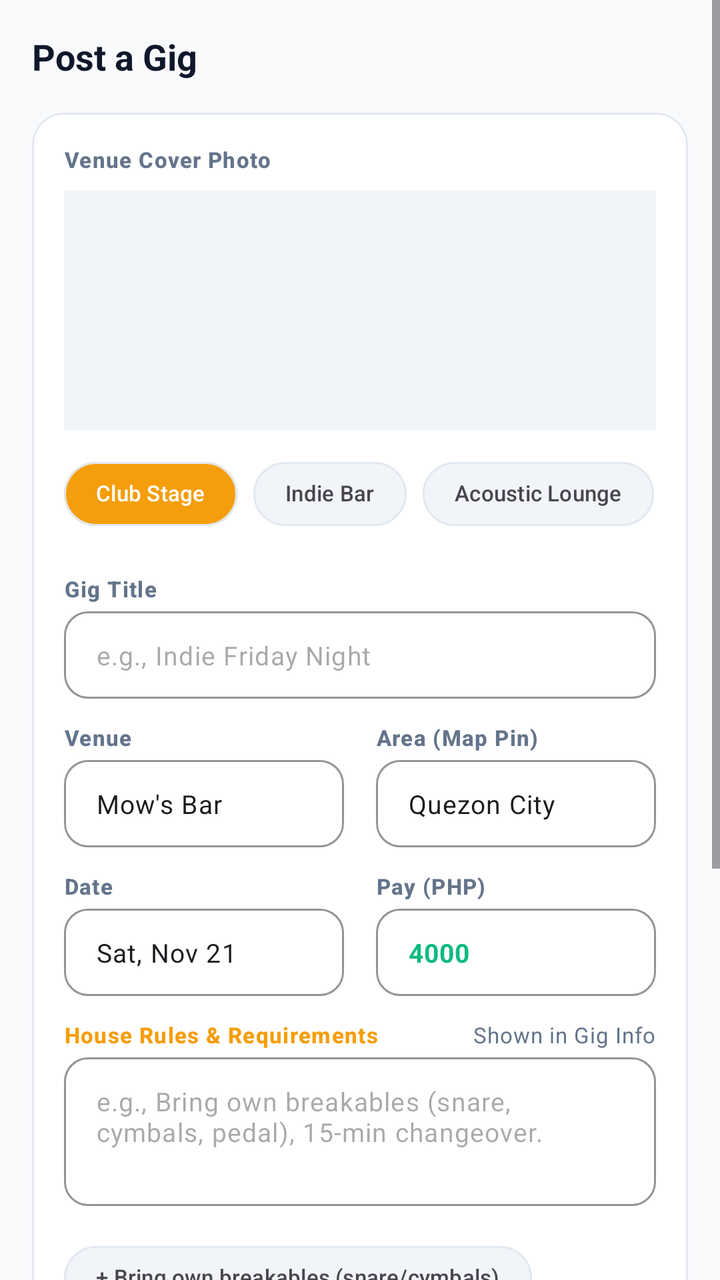
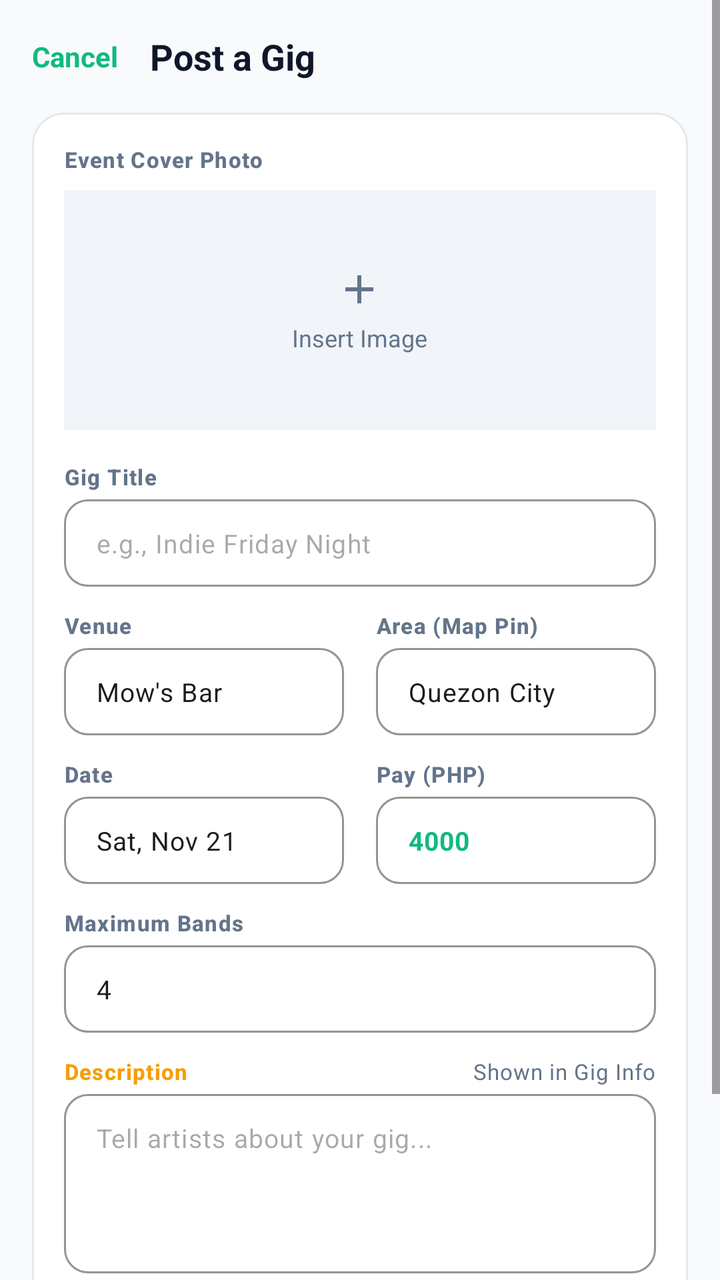

Compare the two renders of this Android layout. The source of the first and the diff that turns it into the second are given below.
<!-- AndroidManifest.xml: application theme Theme.TugtogPH -->
<!-- res/layout/fragment_post_gig.xml -->
<?xml version="1.0" encoding="utf-8"?>
<ScrollView xmlns:android="http://schemas.android.com/apk/res/android"
    xmlns:app="http://schemas.android.com/apk/res-auto"
    android:layout_width="match_parent"
    android:layout_height="match_parent"
    android:background="@color/bg_screen_light"
    android:fillViewport="true">

    <LinearLayout
        android:layout_width="match_parent"
        android:layout_height="wrap_content"
        android:orientation="vertical"
        android:padding="16dp">

        
        <LinearLayout
            android:layout_width="match_parent"
            android:layout_height="wrap_content"
            android:orientation="horizontal"
            android:gravity="center_vertical"
            android:layout_marginBottom="16dp">
            
            <TextView
                style="@style/TextAppearance.TugtogPH.Heading"
                android:layout_width="0dp"
                android:layout_height="wrap_content"
                android:layout_weight="1"
                android:text="Post a Gig" />
        </LinearLayout>

        
        <com.google.android.material.card.MaterialCardView
            style="@style/Widget.TugtogPH.Card"
            android:layout_width="match_parent"
            android:layout_height="wrap_content"
            android:layout_marginBottom="16dp">

            <LinearLayout
                android:layout_width="match_parent"
                android:layout_height="wrap_content"
                android:orientation="vertical"
                android:padding="16dp">

                
                <TextView
                    style="@style/TextAppearance.TugtogPH.FieldLabel"
                    android:layout_width="wrap_content"
                    android:layout_height="wrap_content"
                    android:layout_marginBottom="8dp"
                    android:text="Venue Cover Photo" />

                <ImageView
                    android:id="@+id/ivVenueCover"
                    android:layout_width="match_parent"
                    android:layout_height="120dp"
                    android:scaleType="centerCrop"
                    android:background="@color/bg_subtle_light"
                    android:layout_marginBottom="8dp" />

                
                <LinearLayout
                    android:layout_width="match_parent"
                    android:layout_height="wrap_content"
                    android:orientation="horizontal"
                    android:layout_marginBottom="16dp">

                    <com.google.android.material.chip.Chip
                        style="@style/Widget.TugtogPH.Chip"
                        android:layout_width="wrap_content"
                        android:layout_height="wrap_content"
                        android:text="Club Stage"
                        app:chipBackgroundColor="@color/tugtog_amber"
                        android:textColor="@color/white"/>

                    <com.google.android.material.chip.Chip
                        style="@style/Widget.TugtogPH.Chip"
                        android:layout_width="wrap_content"
                        android:layout_height="wrap_content"
                        android:layout_marginStart="8dp"
                        android:text="Indie Bar" />

                    <com.google.android.material.chip.Chip
                        style="@style/Widget.TugtogPH.Chip"
                        android:layout_width="wrap_content"
                        android:layout_height="wrap_content"
                        android:layout_marginStart="8dp"
                        android:text="Acoustic Lounge" />
                </LinearLayout>

                
                <TextView
                    style="@style/TextAppearance.TugtogPH.FieldLabel"
                    android:layout_width="wrap_content"
                    android:layout_height="wrap_content"
                    android:layout_marginBottom="4dp"
                    android:text="Gig Title" />

                <com.google.android.material.textfield.TextInputLayout
                    style="@style/Widget.TugtogPH.TextInputLayout"
                    android:layout_width="match_parent"
                    android:layout_height="wrap_content"
                    android:layout_marginBottom="12dp"
                    app:hintEnabled="false">

                    <com.google.android.material.textfield.TextInputEditText
                        android:layout_width="match_parent"
                        android:layout_height="wrap_content"
                        android:hint="e.g., Indie Friday Night"
                        android:textSize="13sp" />
                </com.google.android.material.textfield.TextInputLayout>

                
                <LinearLayout
                    android:layout_width="match_parent"
                    android:layout_height="wrap_content"
                    android:orientation="horizontal"
                    android:baselineAligned="false"
                    android:layout_marginBottom="12dp">

                    <LinearLayout
                        android:layout_width="0dp"
                        android:layout_height="wrap_content"
                        android:layout_weight="1"
                        android:orientation="vertical"
                        android:layout_marginEnd="8dp">

                        <TextView
                            style="@style/TextAppearance.TugtogPH.FieldLabel"
                            android:layout_width="wrap_content"
                            android:layout_height="wrap_content"
                            android:layout_marginBottom="4dp"
                            android:text="Venue" />

                        <com.google.android.material.textfield.TextInputLayout
                            style="@style/Widget.TugtogPH.TextInputLayout"
                            android:layout_width="match_parent"
                            android:layout_height="wrap_content"
                            app:hintEnabled="false">

                            <com.google.android.material.textfield.TextInputEditText
                                android:layout_width="match_parent"
                                android:layout_height="wrap_content"
                                android:text="Mow's Bar"
                                android:textSize="13sp" />
                        </com.google.android.material.textfield.TextInputLayout>
                    </LinearLayout>

                    <LinearLayout
                        android:layout_width="0dp"
                        android:layout_height="wrap_content"
                        android:layout_weight="1"
                        android:orientation="vertical"
                        android:layout_marginStart="8dp">

                        <TextView
                            style="@style/TextAppearance.TugtogPH.FieldLabel"
                            android:layout_width="wrap_content"
                            android:layout_height="wrap_content"
                            android:layout_marginBottom="4dp"
                            android:text="Area (Map Pin)" />

                        <com.google.android.material.textfield.TextInputLayout
                            style="@style/Widget.TugtogPH.TextInputLayout"
                            android:layout_width="match_parent"
                            android:layout_height="wrap_content"
                            app:hintEnabled="false">

                            <com.google.android.material.textfield.TextInputEditText
                                android:layout_width="match_parent"
                                android:layout_height="wrap_content"
                                android:text="Quezon City"
                                android:textSize="13sp" />
                        </com.google.android.material.textfield.TextInputLayout>
                    </LinearLayout>
                </LinearLayout>

                
                <LinearLayout
                    android:layout_width="match_parent"
                    android:layout_height="wrap_content"
                    android:orientation="horizontal"
                    android:baselineAligned="false"
                    android:layout_marginBottom="12dp">

                    <LinearLayout
                        android:layout_width="0dp"
                        android:layout_height="wrap_content"
                        android:layout_weight="1"
                        android:orientation="vertical"
                        android:layout_marginEnd="8dp">

                        <TextView
                            style="@style/TextAppearance.TugtogPH.FieldLabel"
                            android:layout_width="wrap_content"
                            android:layout_height="wrap_content"
                            android:layout_marginBottom="4dp"
                            android:text="Date" />

                        <com.google.android.material.textfield.TextInputLayout
                            style="@style/Widget.TugtogPH.TextInputLayout"
                            android:layout_width="match_parent"
                            android:layout_height="wrap_content"
                            app:hintEnabled="false">

                            <com.google.android.material.textfield.TextInputEditText
                                android:layout_width="match_parent"
                                android:layout_height="wrap_content"
                                android:text="Sat, Nov 21"
                                android:textSize="13sp" />
                        </com.google.android.material.textfield.TextInputLayout>
                    </LinearLayout>

                    <LinearLayout
                        android:layout_width="0dp"
                        android:layout_height="wrap_content"
                        android:layout_weight="1"
                        android:orientation="vertical"
                        android:layout_marginStart="8dp">

                        <TextView
                            style="@style/TextAppearance.TugtogPH.FieldLabel"
                            android:layout_width="wrap_content"
                            android:layout_height="wrap_content"
                            android:layout_marginBottom="4dp"
                            android:text="Pay (PHP)" />

                        <com.google.android.material.textfield.TextInputLayout
                            style="@style/Widget.TugtogPH.TextInputLayout"
                            android:layout_width="match_parent"
                            android:layout_height="wrap_content"
                            app:hintEnabled="false">

                            <com.google.android.material.textfield.TextInputEditText
                                android:layout_width="match_parent"
                                android:layout_height="wrap_content"
                                android:text="4000"
                                android:textColor="@color/tugtog_emerald"
                                android:textStyle="bold"
                                android:textSize="13sp" />
                        </com.google.android.material.textfield.TextInputLayout>
                    </LinearLayout>
                </LinearLayout>

                
                <LinearLayout
                    android:layout_width="match_parent"
                    android:layout_height="wrap_content"
                    android:orientation="horizontal"
                    android:layout_marginBottom="4dp">
                    
                    <TextView
                        style="@style/TextAppearance.TugtogPH.FieldLabel"
                        android:layout_width="0dp"
                        android:layout_height="wrap_content"
                        android:layout_weight="1"
                        android:textColor="@color/tugtog_amber"
                        android:text="House Rules &amp; Requirements" />
                        
                    <TextView
                        style="@style/TextAppearance.TugtogPH.MutedCaption"
                        android:layout_width="wrap_content"
                        android:layout_height="wrap_content"
                        android:text="Shown in Gig Info" />
                </LinearLayout>

                <com.google.android.material.textfield.TextInputLayout
                    style="@style/Widget.TugtogPH.TextInputLayout"
                    android:layout_width="match_parent"
                    android:layout_height="wrap_content"
                    android:layout_marginBottom="12dp"
                    app:hintEnabled="false">

                    <com.google.android.material.textfield.TextInputEditText
                        android:layout_width="match_parent"
                        android:layout_height="wrap_content"
                        android:lines="3"
                        android:gravity="top|start"
                        android:hint="e.g., Bring own breakables (snare, cymbals, pedal), 15-min changeover."
                        android:textSize="13sp" />
                </com.google.android.material.textfield.TextInputLayout>

                
                <com.google.android.material.chip.ChipGroup
                    android:layout_width="match_parent"
                    android:layout_height="wrap_content"
                    android:layout_marginBottom="16dp">

                    <com.google.android.material.chip.Chip
                        style="@style/Widget.TugtogPH.Chip"
                        android:layout_width="wrap_content"
                        android:layout_height="wrap_content"
                        android:text="+ Bring own breakables (snare/cymbals)" />

                    <com.google.android.material.chip.Chip
                        style="@style/Widget.TugtogPH.Chip"
                        android:layout_width="wrap_content"
                        android:layout_height="wrap_content"
                        android:text="+ 15-min changeover" />

                    <com.google.android.material.chip.Chip
                        style="@style/Widget.TugtogPH.Chip"
                        android:layout_width="wrap_content"
                        android:layout_height="wrap_content"
                        android:text="+ Original OPM prioritized" />

                    <com.google.android.material.chip.Chip
                        style="@style/Widget.TugtogPH.Chip"
                        android:layout_width="wrap_content"
                        android:layout_height="wrap_content"
                        android:text="+ +2 Guestlist per member" />
                </com.google.android.material.chip.ChipGroup>

                <com.google.android.material.button.MaterialButton
                    android:id="@+id/btnSubmitPost"
                    style="@style/Widget.TugtogPH.Button.Organizer"
                    android:layout_width="match_parent"
                    android:layout_height="48dp"
                    android:text="Post" />

            </LinearLayout>
        </com.google.android.material.card.MaterialCardView>

    </LinearLayout>
</ScrollView>
<!-- resources referenced by this layout -->
<resources>
  <color name="bg_screen_light">#F8FAFC</color>
  <color name="bg_subtle_light">#F1F5F9</color>
  <color name="tugtog_amber">#F59E0B</color>
  <color name="tugtog_emerald">#10B981</color>
  <color name="white">#FFFFFF</color>
  <style name="TextAppearance.TugtogPH.FieldLabel" parent="TextAppearance.Material3.LabelMedium">
          <item name="android:textSize">11sp</item>
          <item name="android:textStyle">bold</item>
          <item name="android:textColor">@color/text_muted_light</item>
      </style>
  <style name="TextAppearance.TugtogPH.Heading" parent="TextAppearance.Material3.TitleLarge">
          <item name="android:textSize">18sp</item>
          <item name="android:textStyle">bold</item>
          <item name="android:textColor">@color/text_primary_light</item>
      </style>
  <style name="TextAppearance.TugtogPH.MutedCaption" parent="TextAppearance.Material3.BodySmall">
          <item name="android:textSize">11sp</item>
          <item name="android:textColor">@color/text_muted_light</item>
      </style>
  <style name="Widget.TugtogPH.Button.Organizer" parent="Widget.Material3.Button">
          <item name="backgroundTint">@color/tugtog_amber</item>
          <item name="android:textColor">@color/white</item>
          <item name="android:textStyle">bold</item>
          <item name="android:textSize">13sp</item>
          <item name="cornerRadius">12dp</item>
          <item name="android:insetTop">0dp</item>
          <item name="android:insetBottom">0dp</item>
      </style>
  <style name="Widget.TugtogPH.Card" parent="Widget.Material3.CardView.Outlined">
          <item name="cardCornerRadius">16dp</item>
          <item name="cardElevation">0dp</item>
          <item name="strokeWidth">1dp</item>
          <item name="strokeColor">@color/border_light</item>
          <item name="cardBackgroundColor">@color/bg_card_light</item>
      </style>
  <style name="Widget.TugtogPH.Chip" parent="Widget.Material3.Chip.Filter">
          <item name="chipCornerRadius">16dp</item>
          <item name="chipBackgroundColor">@color/bg_subtle_light</item>
          <item name="chipStrokeColor">@color/border_light</item>
          <item name="chipStrokeWidth">1dp</item>
          <item name="android:textSize">11sp</item>
      </style>
  <style name="Widget.TugtogPH.TextInputLayout" parent="Widget.Material3.TextInputLayout.OutlinedBox.Dense">
          <item name="boxCornerRadiusTopStart">12dp</item>
          <item name="boxCornerRadiusTopEnd">12dp</item>
          <item name="boxCornerRadiusBottomStart">12dp</item>
          <item name="boxCornerRadiusBottomEnd">12dp</item>
          <item name="boxStrokeColor">@color/tugtog_emerald</item>
          <item name="boxBackgroundColor">@color/bg_card_light</item>
          <item name="hintTextColor">@color/tugtog_emerald</item>
      </style>
  <style name="Theme.TugtogPH" parent="Base.Theme.TugtogPH" />
  <color name="text_muted_light">#64748B</color>
  <color name="text_primary_light">#0F172A</color>
  <color name="border_light">#E2E8F0</color>
  <color name="bg_card_light">#FFFFFF</color>
  <style name="Base.Theme.TugtogPH" parent="Theme.Material3.Light.NoActionBar">
          <item name="colorPrimary">@color/tugtog_emerald</item>
          <item name="colorPrimaryVariant">@color/tugtog_emerald_dark</item>
          <item name="colorSecondary">@color/tugtog_amber</item>
          <item name="android:windowBackground">@color/bg_screen_light</item>
          <item name="android:statusBarColor">@color/bg_card_light</item>
          <item name="android:windowLightStatusBar" tools:targetApi="m">true</item>
      </style>
  <color name="tugtog_emerald_dark">#059669</color>
</resources>

<!-- the commit's change to res/layout/fragment_post_gig.xml (unified diff, before → after) -->
@@ -19,8 +19,18 @@
             android:orientation="horizontal"
             android:gravity="center_vertical"
             android:layout_marginBottom="16dp">
-            
+
             <TextView
+                android:id="@+id/tvCancel"
+                android:layout_width="wrap_content"
+                android:layout_height="wrap_content"
+                android:textColor="@color/tugtog_emerald"
+                android:text="Cancel"
+                android:textStyle="bold"
+                android:paddingEnd="16dp"/>
+
+            <TextView
+                android:id="@+id/tvTopHeading"
                 style="@style/TextAppearance.TugtogPH.Heading"
                 android:layout_width="0dp"
                 android:layout_height="wrap_content"
@@ -47,45 +57,40 @@
                     android:layout_width="wrap_content"
                     android:layout_height="wrap_content"
                     android:layout_marginBottom="8dp"
-                    android:text="Venue Cover Photo" />
-
-                <ImageView
-                    android:id="@+id/ivVenueCover"
+                    android:text="Event Cover Photo" />
+
+                <FrameLayout
                     android:layout_width="match_parent"
                     android:layout_height="120dp"
-                    android:scaleType="centerCrop"
-                    android:background="@color/bg_subtle_light"
-                    android:layout_marginBottom="8dp" />
-
-                
-                <LinearLayout
-                    android:layout_width="match_parent"
-                    android:layout_height="wrap_content"
-                    android:orientation="horizontal"
                     android:layout_marginBottom="16dp">
 
-                    <com.google.android.material.chip.Chip
-                        style="@style/Widget.TugtogPH.Chip"
+                    <ImageView
+                        android:id="@+id/ivVenueCover"
+                        android:layout_width="match_parent"
+                        android:layout_height="match_parent"
+                        android:scaleType="centerCrop"
+                        android:background="@color/bg_subtle_light" />
+
+                    <LinearLayout
                         android:layout_width="wrap_content"
                         android:layout_height="wrap_content"
-                        android:text="Club Stage"
-                        app:chipBackgroundColor="@color/tugtog_amber"
-                        android:textColor="@color/white"/>
-
-                    <com.google.android.material.chip.Chip
-                        style="@style/Widget.TugtogPH.Chip"
-                        android:layout_width="wrap_content"
-                        android:layout_height="wrap_content"
-                        android:layout_marginStart="8dp"
-                        android:text="Indie Bar" />
-
-                    <com.google.android.material.chip.Chip
-                        style="@style/Widget.TugtogPH.Chip"
-                        android:layout_width="wrap_content"
-                        android:layout_height="wrap_content"
-                        android:layout_marginStart="8dp"
-                        android:text="Acoustic Lounge" />
-                </LinearLayout>
+                        android:layout_gravity="center"
+                        android:orientation="vertical"
+                        android:gravity="center">
+                        <ImageView
+                            android:layout_width="24dp"
+                            android:layout_height="24dp"
+                            android:src="@drawable/ic_add_circle"
+                            app:tint="@color/text_muted_light" />
+                        <TextView
+                            android:layout_width="wrap_content"
+                            android:layout_height="wrap_content"
+                            android:text="Insert Image"
+                            android:textColor="@color/text_muted_light"
+                            android:textSize="12sp"
+                            android:layout_marginTop="4dp" />
+                    </LinearLayout>
+                </FrameLayout>
 
                 
                 <TextView
@@ -103,6 +108,7 @@
                     app:hintEnabled="false">
 
                     <com.google.android.material.textfield.TextInputEditText
+                        android:id="@+id/etTitle"
                         android:layout_width="match_parent"
                         android:layout_height="wrap_content"
                         android:hint="e.g., Indie Friday Night"
@@ -203,6 +209,7 @@
                             app:hintEnabled="false">
 
                             <com.google.android.material.textfield.TextInputEditText
+                                android:id="@+id/etDate"
                                 android:layout_width="match_parent"
                                 android:layout_height="wrap_content"
                                 android:text="Sat, Nov 21"
@@ -231,8 +238,10 @@
                             app:hintEnabled="false">
 
                             <com.google.android.material.textfield.TextInputEditText
+                                android:id="@+id/etPay"
                                 android:layout_width="match_parent"
                                 android:layout_height="wrap_content"
+                                android:inputType="number"
                                 android:text="4000"
                                 android:textColor="@color/tugtog_emerald"
                                 android:textStyle="bold"
@@ -245,6 +254,36 @@
                 <LinearLayout
                     android:layout_width="match_parent"
                     android:layout_height="wrap_content"
+                    android:orientation="vertical"
+                    android:layout_marginBottom="12dp">
+
+                    <TextView
+                        style="@style/TextAppearance.TugtogPH.FieldLabel"
+                        android:layout_width="wrap_content"
+                        android:layout_height="wrap_content"
+                        android:layout_marginBottom="4dp"
+                        android:text="Maximum Bands" />
+
+                    <com.google.android.material.textfield.TextInputLayout
+                        style="@style/Widget.TugtogPH.TextInputLayout"
+                        android:layout_width="match_parent"
+                        android:layout_height="wrap_content"
+                        app:hintEnabled="false">
+
+                        <com.google.android.material.textfield.TextInputEditText
+                            android:id="@+id/etMaxBands"
+                            android:layout_width="match_parent"
+                            android:layout_height="wrap_content"
+                            android:inputType="number"
+                            android:text="4"
+                            android:textSize="13sp" />
+                    </com.google.android.material.textfield.TextInputLayout>
+                </LinearLayout>
+
+                
+                <LinearLayout
+                    android:layout_width="match_parent"
+                    android:layout_height="wrap_content"
                     android:orientation="horizontal"
                     android:layout_marginBottom="4dp">
                     
@@ -254,7 +293,7 @@
                         android:layout_height="wrap_content"
                         android:layout_weight="1"
                         android:textColor="@color/tugtog_amber"
-                        android:text="House Rules &amp; Requirements" />
+                        android:text="Description" />
                         
                     <TextView
                         style="@style/TextAppearance.TugtogPH.MutedCaption"
@@ -267,48 +306,18 @@
                     style="@style/Widget.TugtogPH.TextInputLayout"
                     android:layout_width="match_parent"
                     android:layout_height="wrap_content"
-                    android:layout_marginBottom="12dp"
+                    android:layout_marginBottom="16dp"
                     app:hintEnabled="false">
 
                     <com.google.android.material.textfield.TextInputEditText
+                        android:id="@+id/etDescription"
                         android:layout_width="match_parent"
                         android:layout_height="wrap_content"
-                        android:lines="3"
+                        android:lines="4"
                         android:gravity="top|start"
-                        android:hint="e.g., Bring own breakables (snare, cymbals, pedal), 15-min changeover."
+                        android:hint="Tell artists about your gig..."
                         android:textSize="13sp" />
                 </com.google.android.material.textfield.TextInputLayout>
-
-                
-                <com.google.android.material.chip.ChipGroup
-                    android:layout_width="match_parent"
-                    android:layout_height="wrap_content"
-                    android:layout_marginBottom="16dp">
-
-                    <com.google.android.material.chip.Chip
-                        style="@style/Widget.TugtogPH.Chip"
-                        android:layout_width="wrap_content"
-                        android:layout_height="wrap_content"
-                        android:text="+ Bring own breakables (snare/cymbals)" />
-
-                    <com.google.android.material.chip.Chip
-                        style="@style/Widget.TugtogPH.Chip"
-                        android:layout_width="wrap_content"
-                        android:layout_height="wrap_content"
-                        android:text="+ 15-min changeover" />
-
-                    <com.google.android.material.chip.Chip
-                        style="@style/Widget.TugtogPH.Chip"
-                        android:layout_width="wrap_content"
-                        android:layout_height="wrap_content"
-                        android:text="+ Original OPM prioritized" />
-
-                    <com.google.android.material.chip.Chip
-                        style="@style/Widget.TugtogPH.Chip"
-                        android:layout_width="wrap_content"
-                        android:layout_height="wrap_content"
-                        android:text="+ +2 Guestlist per member" />
-                </com.google.android.material.chip.ChipGroup>
 
                 <com.google.android.material.button.MaterialButton
                     android:id="@+id/btnSubmitPost"
<!-- resource entries referenced after the edit -->
@@ -4,6 +4,12 @@
   <color name="bg_subtle_light">#F1F5F9</color>
   <color name="tugtog_amber">#F59E0B</color>
   <color name="tugtog_emerald">#10B981</color>
+  <!-- drawable ic_add_circle (drawable) -->
+  <vector xmlns:android="http://schemas.android.com/apk/res/android" android:height="24dp" android:tint="#000000" android:viewportHeight="960" android:viewportWidth="960" android:width="24dp">
+        
+      <path android:fillColor="@android:color/white" android:pathData="M440,520L200,520L200,440L440,440L440,200L520,200L520,440L760,440L760,520L520,520L520,760L440,760L440,520Z"/>
+      
+  </vector>
   <color name="white">#FFFFFF</color>
   <style name="TextAppearance.TugtogPH.FieldLabel" parent="TextAppearance.Material3.LabelMedium">
           <item name="android:textSize">11sp</item>
@@ -35,13 +41,6 @@
           <item name="strokeColor">@color/border_light</item>
           <item name="cardBackgroundColor">@color/bg_card_light</item>
       </style>
-  <style name="Widget.TugtogPH.Chip" parent="Widget.Material3.Chip.Filter">
-          <item name="chipCornerRadius">16dp</item>
-          <item name="chipBackgroundColor">@color/bg_subtle_light</item>
-          <item name="chipStrokeColor">@color/border_light</item>
-          <item name="chipStrokeWidth">1dp</item>
-          <item name="android:textSize">11sp</item>
-      </style>
   <style name="Widget.TugtogPH.TextInputLayout" parent="Widget.Material3.TextInputLayout.OutlinedBox.Dense">
           <item name="boxCornerRadiusTopStart">12dp</item>
           <item name="boxCornerRadiusTopEnd">12dp</item>
